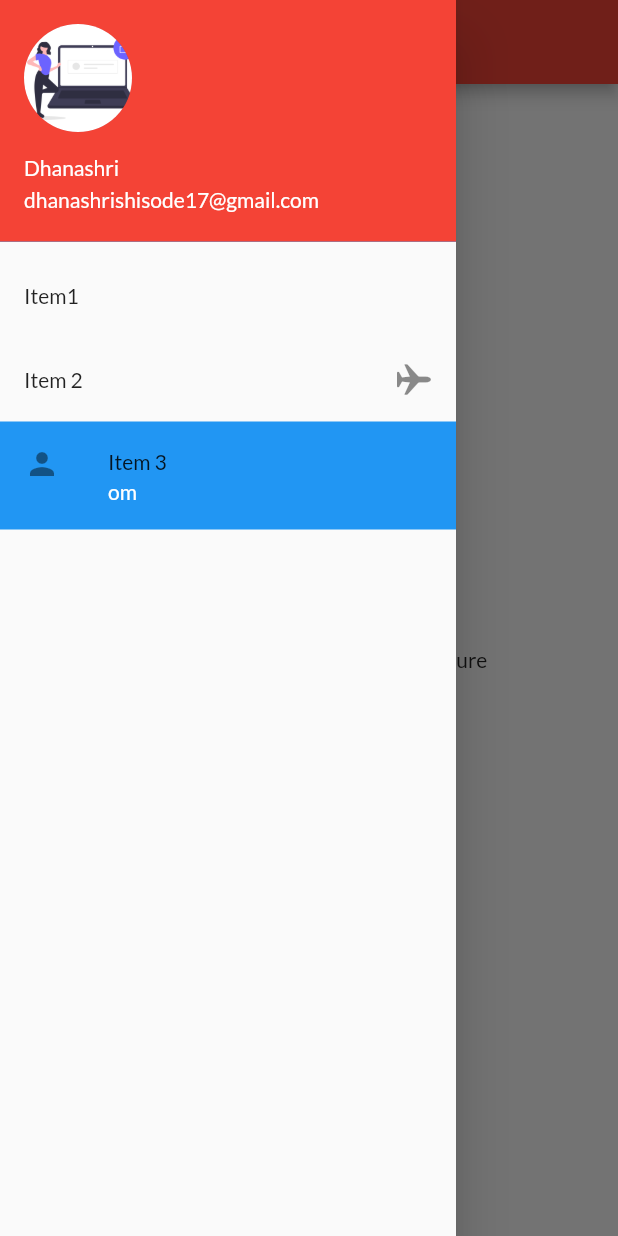
After one commit to dhanashrishisode12/30daysflutter, a Flutter app: the HomePage screen opened by its route, with the side drawer open, on a phone screen of 412 x 824 dp. The commit adds this screen. Run offline on Flutter 3.47's test engine with Material 2 defaults, Android fonts, the phone set to English and light mode, and no system bars; our stand-ins replace google_fonts.

Commit message:
day4 completed

```diff
--- a/lib/main.dart
+++ b/lib/main.dart
@@ -16,13 +16,13 @@ class MyApp extends StatelessWidget {
       // home: const HomePage(),
       themeMode: ThemeMode.light,
       theme: ThemeData(
-          primarySwatch: Colors.red,
-          fontFamily: GoogleFonts.lato().fontFamily,
-          ),
+        primarySwatch: Colors.red,
+        fontFamily: GoogleFonts.lato().fontFamily,
+      ),
       darkTheme: ThemeData(brightness: Brightness.dark),
       initialRoute: "/LoginPage",
       routes: {
-        "/": (context) => const LoginPage(),
+        "/": (context) => const HomePage(),
         "/HomePage": (context) => const HomePage(),
         "/LoginPage": (context) => const LoginPage(),
       },
--- a/lib/pages/home_page.dart
+++ b/lib/pages/home_page.dart
@@ -1,4 +1,4 @@
-
+import 'package:first_app/widgets/drawers.dart';
 import 'package:flutter/material.dart';
 
 class HomePage extends StatelessWidget {
@@ -6,8 +6,21 @@ class HomePage extends StatelessWidget {
 
   @override
   Widget build(BuildContext context) {
-    return const Material(
-      child: Center(child: Text("Home Page")),
+    const int days = 30;
+    const String name = "codepure";
+
+    return Scaffold(
+      appBar: AppBar(
+        title: const Text("Catlog App",
+            style:
+                TextStyle(color: Colors.white, fontWeight: FontWeight.normal)),
+      ),
+      body: Center(
+        child: Container(
+          child: const Text("welcome to $days days flutter by $name "),
+        ),
+      ),
+      drawer: const MyDrawer(),
     );
   }
 }
--- a/lib/pages/login_page.dart
+++ b/lib/pages/login_page.dart
@@ -1,5 +1,3 @@
-import 'package:first_app/pages/home_page.dart';
-import 'package:first_app/utils/myroutes.dart';
 import 'package:flutter/material.dart';
 
 class LoginPage extends StatefulWidget {
--- a/lib/utils/myroutes.dart
+++ b/lib/utils/myroutes.dart
@@ -1,4 +1,6 @@
+// ignore: implementation_imports
 import 'package:flutter/src/widgets/framework.dart';
+// ignore: implementation_imports
 import 'package:flutter/src/widgets/placeholder.dart';
 
 class MyRoutes extends StatelessWidget {
--- /dev/null
+++ b/lib/widgets/drawers.dart
@@ -0,0 +1,53 @@
+import 'package:flutter/cupertino.dart';
+import 'package:flutter/material.dart';
+
+class MyDrawer extends StatelessWidget {
+  const MyDrawer({super.key});
+
+  @override
+  Widget build(BuildContext context) {
+    return Drawer(
+      child: ListView(
+        padding: const EdgeInsets.all(0.0),
+        children: [
+          const DrawerHeader(
+            padding: EdgeInsets.zero,
+            decoration: BoxDecoration(color: Color.fromARGB(255, 7, 127, 255)),
+            child: UserAccountsDrawerHeader(
+                margin: EdgeInsets.zero,
+                accountName: Text("Dhanashri"),
+                accountEmail: Text("dhanashrishisode17@gmail.com"),
+                currentAccountPicture: CircleAvatar(
+                  backgroundImage: AssetImage("images/login_page.jpg"),
+                )),
+          ),
+          ListTile(
+            title: const Text("Item1"),
+            onTap: () {
+              Navigator.pop(context);
+            },
+          ),
+          ListTile(
+            trailing: const Icon(CupertinoIcons.airplane),
+            title: const Text("Item 2"),
+            onTap: () {
+              Navigator.pop(context);
+            },
+          ),
+          ListTile(
+            title: const Text("Item 3"),
+            subtitle: const Text(
+              "om",
+              style: TextStyle(color: Colors.white),
+            ),
+            tileColor: Colors.blue,
+            leading: const Icon(Icons.person),
+            onLongPress: () {
+              Navigator.pop(context);
+            },
+          ),
+        ],
+      ),
+    );
+  }
+}
```
